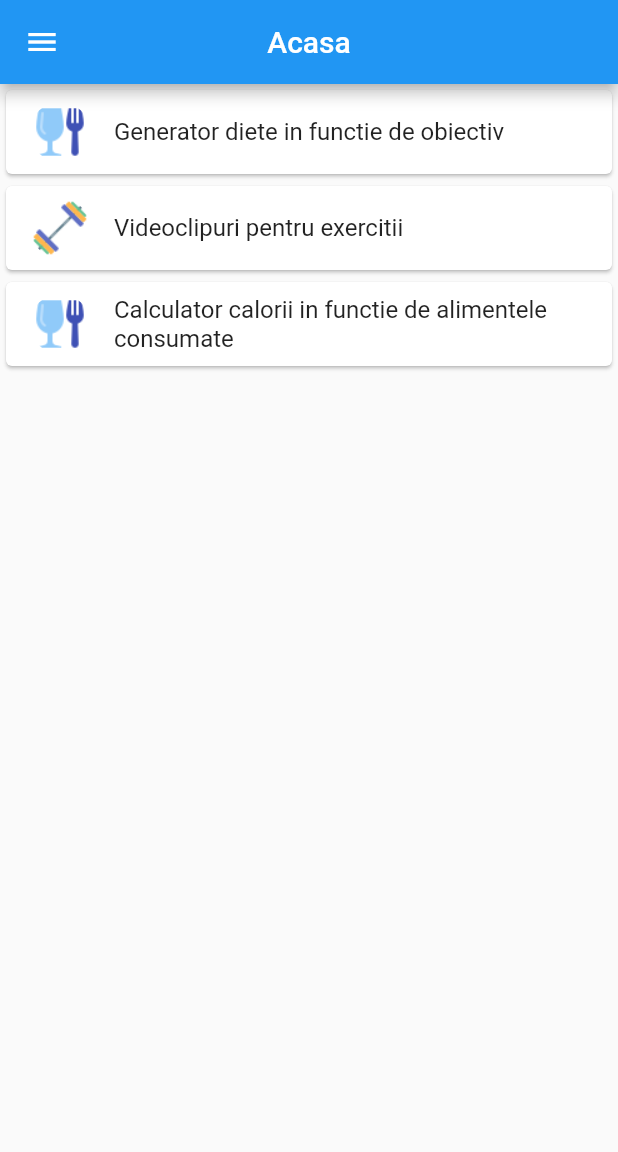
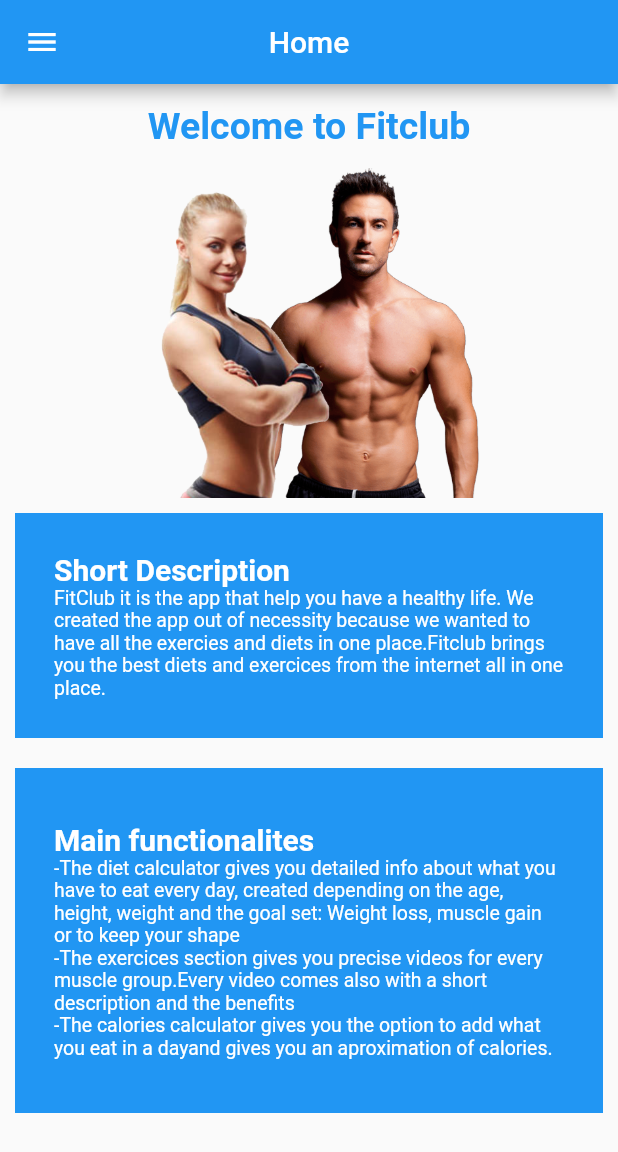
Before and after one commit to alecs99/FitClub, a Flutter app: the screen it shows after launch, on a phone screen of 412 x 824 dp. Shown: the top 1152 px of the screen. Run offline on Flutter 3.47's test engine with Material 2 defaults, Android fonts, the phone set to English and light mode, and no system bars; our stand-ins replace youtube_player_flutter.

```diff
--- a/preProduction/fitclubmenu/lib/main.dart
+++ b/preProduction/fitclubmenu/lib/main.dart
@@ -35,56 +35,67 @@ class _HomeState extends State<Home> with SingleTickerProviderStateMixin {
 
   @override
   Widget build(BuildContext context) {
-    List<Optiuni> optiuni = [
-      Optiuni('Generator diete in functie de obiectiv', 'assets/mancare.png'),
-      Optiuni('Videoclipuri pentru exercitii', 'assets/gantera.png'),
-      Optiuni('Calculator calorii in functie de alimentele consumate', 'assets/mancare.png')
-    ];
+    final String text =
+        'FitClub it is the app that help you have a healthy life. '
+        'We created the app out of necessity because we wanted to have all the exercies and diets in one place.'
+        'Fitclub brings you the best diets and exercices from the internet all in one place.';
+
+    final String functionalites =
+        '-The diet calculator gives you detailed info about what you have to eat every day, '
+        'created depending on the age, height, weight and the goal set: '
+        'Weight loss, muscle gain or to keep your shape  \n'
+        '-The exercices section gives you precise videos for every muscle group.'
+        'Every video comes also with a short description and the benefits \n'
+        '-The calories calculator gives you the option to add what you eat in a day'
+        'and gives you an aproximation of calories.';
     return Scaffold(
       drawer: SideMenu(),
       appBar: AppBar(
-          title: Text('Acasa'),
+          title: Text('Home'),
           centerTitle: true,
         ),
-        body: ListView.builder(
-            itemCount: optiuni.length,
-            itemBuilder: (context, index){
-              return Card(
-                child: ListTile(
-                  onTap: (){
-                    if(index == 0){
-                      Navigator.push(
-                          context,
-                          MaterialPageRoute(builder: (context) => Diete()),
-                    );
-                    }
-                    else if(index == 1){
-                      Navigator.push(
-                        context,
-                        MaterialPageRoute(builder: (context) => MainExercises()),
-                      );
-                    }
-                    else if(index == 2){
-                      Navigator.push(
-                        context,
-                        MaterialPageRoute(builder: (context) => Diete()),
-                      );
-                    }
-                  },
-                  title: Text(optiuni[index].optiune),
-                  leading: CircleAvatar(
-                    backgroundImage: AssetImage(optiuni[index].caleFisier),
-                    backgroundColor: Colors.transparent,
-                  )
+        body: ListView(
+              children: <Widget>[
+                new ListTile(
+                  title: Text('Welcome to Fitclub', style: TextStyle(fontSize: 25, color: Colors.blue, fontWeight: FontWeight.bold), textAlign: TextAlign.center,),
                 ),
+                new Container(
+                  width: 230.00,
+                  height: 220.00,
+                  decoration: new BoxDecoration(
+                  image: new DecorationImage(
+                  image: ExactAssetImage('assets/fitperson.png'),
+                  fit: BoxFit.fitHeight,
+                  ),
 
-              );
-
-
-      }
-    ),
-    );
-
-
+                ),
+                ),
+                new Container(
+                  width: 100,
+                  height: 150,
+                  alignment: Alignment.centerLeft,
+                  padding: EdgeInsets.all(10),
+                  margin: EdgeInsets.all(10),
+                  color: Colors.blue,
+                  child: new ListTile(
+                    title: Text('Short Description', style: TextStyle(fontSize: 20, color: Colors.white, fontWeight: FontWeight.bold)),
+                    subtitle: Text(text, style: TextStyle(fontSize: 13, color: Colors.white)),
+                   ),
+                ),
+                new Container(
+                  width: 100,
+                  height: 230,
+                  alignment: Alignment.centerLeft,
+                  padding: EdgeInsets.all(10),
+                  margin: EdgeInsets.all(10),
+                  color: Colors.blue,
+                  child: new ListTile(
+                    title: Text('Main functionalites', style: TextStyle(fontSize: 20, color: Colors.white, fontWeight: FontWeight.bold)),
+                    subtitle: Text(functionalites, style: TextStyle(fontSize: 13, color: Colors.white)),
+                  ),
+                )
+              ]
+         ),
+        );
   }
 }
--- a/preProduction/fitclubmenu/lib/models/diete.dart
+++ b/preProduction/fitclubmenu/lib/models/diete.dart
@@ -29,6 +29,7 @@ class _dieteState extends State<Diete> with SingleTickerProviderStateMixin {
   @override
   Widget build(BuildContext context) {
     return Scaffold(
+        drawer: SideMenu(),
         appBar: AppBar(
           title: Text('Calculator'),
           centerTitle: true,
--- a/preProduction/fitclubmenu/pubspec.yaml
+++ b/preProduction/fitclubmenu/pubspec.yaml
@@ -70,6 +70,7 @@ flutter:
     - assets/PranzSlabit1.jpg
     - assets/PranzSlabit2.jpg
     - assets/PranzSlabit3.jpeg
+    - assets/fitperson.png
 
   # An image asset can refer to one or more resolution-specific "variants", see
   # https://flutter.dev/assets-and-images/#resolution-aware.
```
Also changed, not shown: preProduction/fitclubmenu/assets/fitperson.png (added).
